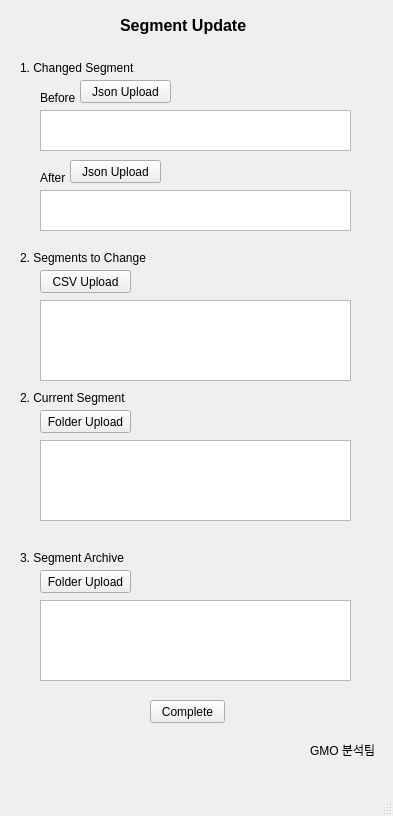
The window that SegUpdate/segment_update_main.ui (SunkyeongLee/aasegpackage) describes before a commit, drawn with Qt 5.
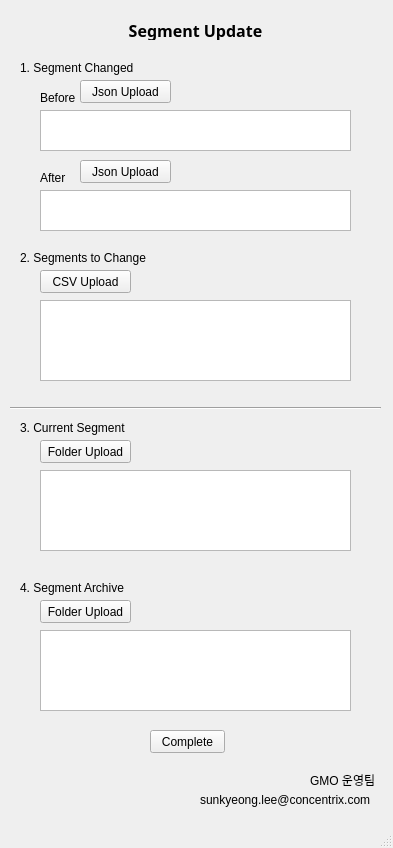
The same window after the commit.

Commit message: Segment Tool accomplished! :sparkles: :sparkles:

Diff of the .ui file:
```diff
--- a/SegUpdate/segment_update_main.ui
+++ b/SegUpdate/segment_update_main.ui
@@ -7,33 +7,13 @@
     <x>0</x>
     <y>0</y>
     <width>393</width>
-    <height>816</height>
+    <height>848</height>
    </rect>
   </property>
   <property name="windowTitle">
    <string>MainWindow</string>
   </property>
   <widget class="QWidget" name="centralwidget">
-   <widget class="QLabel" name="label">
-    <property name="geometry">
-     <rect>
-      <x>120</x>
-      <y>10</y>
-      <width>141</width>
-      <height>31</height>
-     </rect>
-    </property>
-    <property name="font">
-     <font>
-      <pointsize>12</pointsize>
-      <weight>75</weight>
-      <bold>true</bold>
-     </font>
-    </property>
-    <property name="text">
-     <string>Segment Update</string>
-    </property>
-   </widget>
    <widget class="QLabel" name="label_2">
     <property name="geometry">
      <rect>
@@ -44,27 +24,27 @@
      </rect>
     </property>
     <property name="text">
-     <string>1. Changed Segment</string>
+     <string>1. Segment Changed</string>
     </property>
    </widget>
    <widget class="QLabel" name="label_5">
     <property name="geometry">
      <rect>
       <x>20</x>
-      <y>390</y>
+      <y>420</y>
       <width>121</width>
       <height>16</height>
      </rect>
     </property>
     <property name="text">
-     <string>2. Current Segment</string>
+     <string>3. Current Segment</string>
     </property>
    </widget>
    <widget class="QTextEdit" name="textEdit_current">
     <property name="geometry">
      <rect>
       <x>40</x>
-      <y>440</y>
+      <y>470</y>
       <width>311</width>
       <height>81</height>
      </rect>
@@ -74,7 +54,7 @@
     <property name="geometry">
      <rect>
       <x>40</x>
-      <y>410</y>
+      <y>440</y>
       <width>91</width>
       <height>23</height>
      </rect>
@@ -87,7 +67,7 @@
     <property name="geometry">
      <rect>
       <x>40</x>
-      <y>600</y>
+      <y>630</y>
       <width>311</width>
       <height>81</height>
      </rect>
@@ -97,7 +77,7 @@
     <property name="geometry">
      <rect>
       <x>40</x>
-      <y>570</y>
+      <y>600</y>
       <width>91</width>
       <height>23</height>
      </rect>
@@ -110,33 +90,33 @@
     <property name="geometry">
      <rect>
       <x>20</x>
-      <y>550</y>
+      <y>580</y>
       <width>121</width>
       <height>16</height>
      </rect>
     </property>
     <property name="text">
-     <string>3. Segment Archive</string>
+     <string>4. Segment Archive</string>
     </property>
    </widget>
    <widget class="QLabel" name="label_11">
     <property name="geometry">
      <rect>
       <x>310</x>
-      <y>740</y>
+      <y>770</y>
       <width>71</width>
       <height>20</height>
      </rect>
     </property>
     <property name="text">
-     <string>GMO 분석팀</string>
+     <string>GMO 운영팀</string>
     </property>
    </widget>
    <widget class="QPushButton" name="pushButton_complete">
     <property name="geometry">
      <rect>
       <x>150</x>
-      <y>700</y>
+      <y>730</y>
       <width>75</width>
       <height>23</height>
      </rect>
@@ -207,7 +187,7 @@
    <widget class="QPushButton" name="pushButton_after">
     <property name="geometry">
      <rect>
-      <x>70</x>
+      <x>80</x>
       <y>160</y>
       <width>91</width>
       <height>23</height>
@@ -253,6 +233,56 @@
      <string>CSV Upload</string>
     </property>
    </widget>
+   <widget class="Line" name="line">
+    <property name="geometry">
+     <rect>
+      <x>10</x>
+      <y>400</y>
+      <width>371</width>
+      <height>16</height>
+     </rect>
+    </property>
+    <property name="orientation">
+     <enum>Qt::Horizontal</enum>
+    </property>
+   </widget>
+   <widget class="QLabel" name="label_4">
+    <property name="geometry">
+     <rect>
+      <x>200</x>
+      <y>790</y>
+      <width>191</width>
+      <height>20</height>
+     </rect>
+    </property>
+    <property name="text">
+     <string>sunkyeong.lee@concentrix.com</string>
+    </property>
+   </widget>
+   <widget class="QLabel" name="label">
+    <property name="geometry">
+     <rect>
+      <x>5</x>
+      <y>20</y>
+      <width>381</width>
+      <height>20</height>
+     </rect>
+    </property>
+    <property name="font">
+     <font>
+      <family>굴림</family>
+      <pointsize>12</pointsize>
+      <weight>75</weight>
+      <bold>true</bold>
+     </font>
+    </property>
+    <property name="text">
+     <string>Segment Update</string>
+    </property>
+    <property name="alignment">
+     <set>Qt::AlignCenter</set>
+    </property>
+   </widget>
   </widget>
   <widget class="QMenuBar" name="menubar">
    <property name="geometry">
```
The commit also changes 21 other files.
